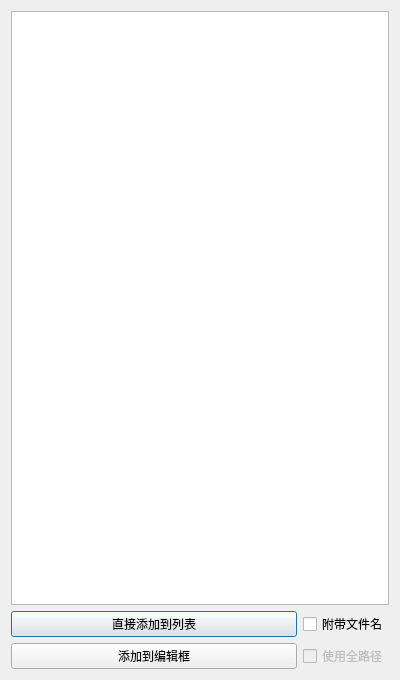
Before: the Qt Designer form listwindow.ui in Skythinker616/LinkScope, drawn with Qt 5.
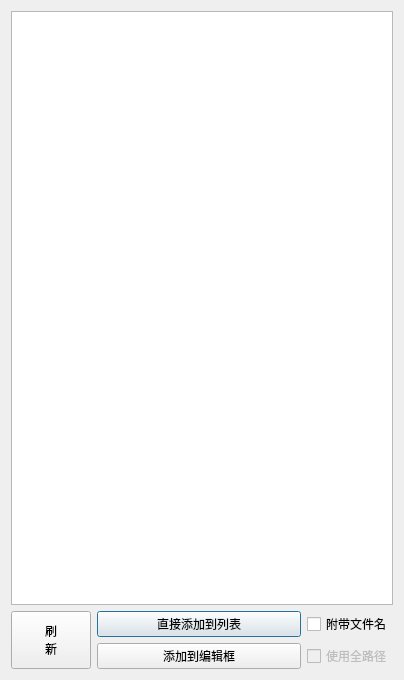
After: the same form once the commit is applied.

Commit message: 增加对外部OpenOCD进程的支持；解决选择窗口的文件名重复和变量缺失问题；选择窗口添加加载状态显示和刷新按钮；添加高级配置窗口，允许配置串口、采样频率和GDB/OCD参数；完善tooltip说明；版本号更新至1.3.0

The edit to the form file:
```diff
--- a/listwindow.ui
+++ b/listwindow.ui
@@ -6,7 +6,7 @@
    <rect>
     <x>0</x>
     <y>0</y>
-    <width>400</width>
+    <width>404</width>
     <height>680</height>
    </rect>
   </property>
@@ -28,8 +28,18 @@
     </widget>
    </item>
    <item>
-    <layout class="QGridLayout" name="gridLayout">
-     <item row="0" column="0">
+    <layout class="QGridLayout" name="gridLayout" columnstretch="0,0,0">
+     <item row="0" column="2">
+      <widget class="QCheckBox" name="cb_use_path">
+       <property name="toolTip">
+        <string>勾选后将在添加到列表时指定文件名，用于区分不同文件中的同名变量</string>
+       </property>
+       <property name="text">
+        <string>附带文件名</string>
+       </property>
+      </widget>
+     </item>
+     <item row="0" column="1">
       <widget class="QPushButton" name="btn_add2list">
        <property name="sizePolicy">
         <sizepolicy hsizetype="Expanding" vsizetype="Fixed">
@@ -42,7 +52,7 @@
        </property>
       </widget>
      </item>
-     <item row="1" column="0">
+     <item row="1" column="1">
       <widget class="QPushButton" name="btn_add2edit">
        <property name="sizePolicy">
         <sizepolicy hsizetype="Expanding" vsizetype="Fixed">
@@ -55,14 +65,7 @@
        </property>
       </widget>
      </item>
-     <item row="0" column="1">
-      <widget class="QCheckBox" name="cb_use_path">
-       <property name="text">
-        <string>附带文件名</string>
-       </property>
-      </widget>
-     </item>
-     <item row="1" column="1">
+     <item row="1" column="2">
       <widget class="QCheckBox" name="cb_full_path">
        <property name="enabled">
         <bool>false</bool>
@@ -72,6 +75,26 @@
        </property>
       </widget>
      </item>
+     <item row="0" column="0" rowspan="2">
+      <widget class="QPushButton" name="btn_refresh">
+       <property name="sizePolicy">
+        <sizepolicy hsizetype="Minimum" vsizetype="Expanding">
+         <horstretch>0</horstretch>
+         <verstretch>0</verstretch>
+        </sizepolicy>
+       </property>
+       <property name="toolTip">
+        <string>重新加载符号文件</string>
+       </property>
+       <property name="text">
+        <string>刷
+新</string>
+       </property>
+       <property name="flat">
+        <bool>false</bool>
+       </property>
+      </widget>
+     </item>
     </layout>
    </item>
   </layout>
```
Left out of the diff: 9 changed lines with no effect on the pictures. The commit also changes 22 other files.
